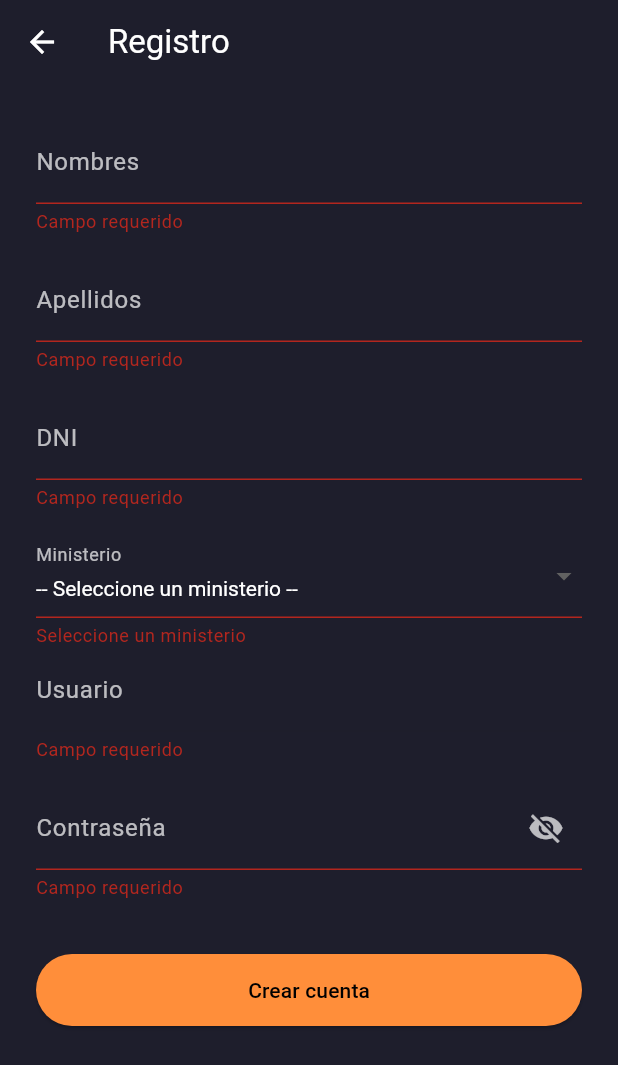
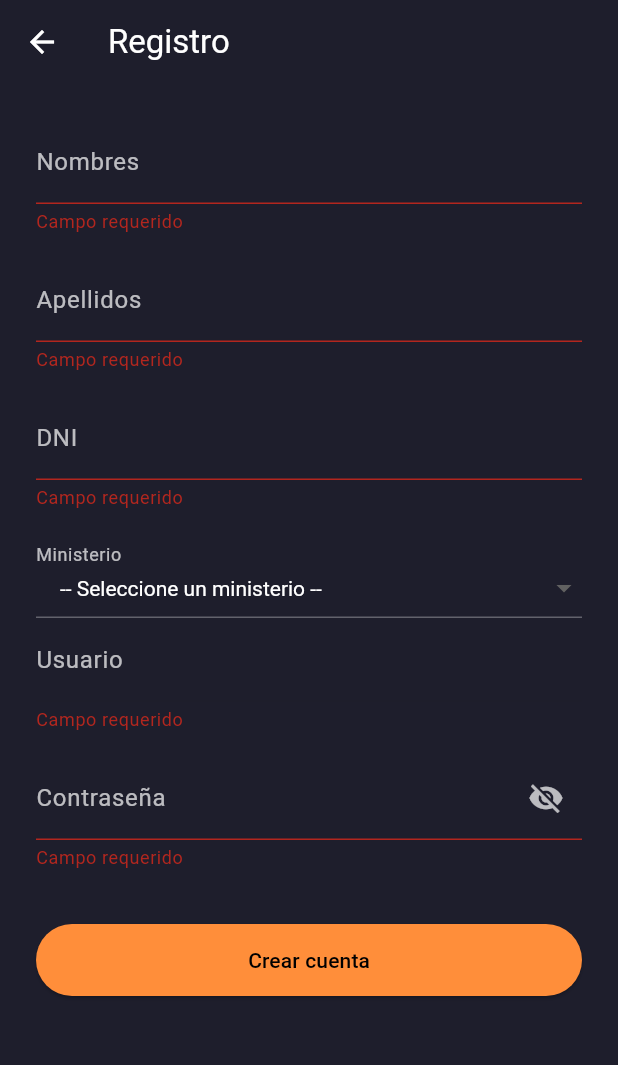
Before and after one commit to YorklinPunk/next_generation_app, a Flutter app: the RegisterScreen screen opened directly, after a tap on "Crear cuenta", on a phone screen of 412 x 824 dp. Shown: the top 1065 px of the screen. Run offline on Flutter 3.47's test engine with Material 3 defaults, Android fonts, the phone set to English and light mode, and no system bars; our stand-ins replace dio, dropdown_button2, lottie; missing offline and left inert: mongo_dart.

Commit message:
listado de ministerios

```diff
--- a/lib/screens/register_screen.dart
+++ b/lib/screens/register_screen.dart
@@ -3,6 +3,7 @@
 import 'package:next_generation_app/models/ministry_model.dart';
 import 'package:next_generation_app/models/user_model.dart';
 import 'package:next_generation_app/utils/dialog_helper.dart';
+import 'package:dropdown_button2/dropdown_button2.dart';
 
 class RegisterScreen extends StatefulWidget {
   const RegisterScreen({Key? key}) : super(key: key);
@@ -73,17 +74,17 @@
 
       // Validaciones específicas
       if (await MongoDatabase.existeUsername(username)) {
-        showCustomDialog(context, "El nombre de usuario ya está registrado", 3);
+        showCustomDialog(context, "El nombre de usuario ya está registrado", 2);
         return;
       }
 
       if (await MongoDatabase.existeDocumento(document)) {
-        showCustomDialog(context, "El DNI ya está registrado", 3);
+        showCustomDialog(context, "El DNI ya está registrado", 2);
         return;
       }
 
       if (password.length <= 5 || password.contains(' ')) {
-        showCustomDialog(context, "La contraseña debe tener más de 5 caracteres y sin espacios", 3);
+        showCustomDialog(context, "La contraseña debe tener más de 5 caracteres y sin espacios", 2);
         return;
       }
 
@@ -127,8 +128,27 @@
               _campo("Nombres", _nameController),
               _campo("Apellidos", _lastNameController),
               _campo("DNI", _documentController, isNumeric: true),
-              DropdownButtonFormField<MinistryModel>(
+              DropdownButtonFormField2<MinistryModel>(
+                isExpanded: true,
                 value: _selectedMinistry,
+                style: const TextStyle(color: Colors.white),
+                decoration: const InputDecoration(
+                  labelText: "Ministerio",
+                  labelStyle: TextStyle(color: Colors.white70),
+                  enabledBorder: UnderlineInputBorder(
+                    borderSide: BorderSide(color: Colors.white30),
+                  ),
+                  focusedBorder: UnderlineInputBorder(
+                    borderSide: BorderSide(color: Color(0xFFff8e3a)),
+                  ),
+                ),
+                dropdownStyleData: DropdownStyleData(
+                  maxHeight: 150,
+                  decoration: BoxDecoration(
+                    color: Color(0xFF1E1E2C),
+                    borderRadius: BorderRadius.circular(8),
+                  ),
+                ),
                 items: _ministries.map((min) {
                   return DropdownMenuItem<MinistryModel>(
                     value: min,
@@ -146,18 +166,6 @@
                   }
                   return null;
                 },
-                decoration: InputDecoration(
-                  labelText: "Ministerio",
-                  labelStyle: TextStyle(color: Colors.white70),
-                  enabledBorder: UnderlineInputBorder(
-                    borderSide: BorderSide(color: Colors.white30),
-                  ),
-                  focusedBorder: UnderlineInputBorder(
-                    borderSide: BorderSide(color: Color(0xFFff8e3a)),
-                  ),
-                ),
-                dropdownColor: Color(0xFF1E1E2C),
-                style: TextStyle(color: Colors.white),
               ),
               _campo("Usuario", _usernameController, enabled: false),
               _campo("Contraseña", _passwordController, isPassword: true),
--- a/pubspec.yaml
+++ b/pubspec.yaml
@@ -36,6 +36,7 @@
   lottie: ^3.0.0
   mongo_dart: ^0.10.0
   crypto: ^3.0.3
+  dropdown_button2: ^2.3.9
 
 
   # The following adds the Cupertino Icons font to your application.
```
Also changed, not shown: lib/utils/dialog_helper.dart (+17 -3 lines), 1 other file.
